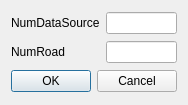
The window that databaseroadinfodialog.ui (SevenLines/Tube) describes before a commit, drawn with Qt 5.
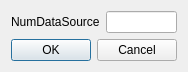
The same window after the commit.

```diff
--- a/databaseroadinfodialog.ui
+++ b/databaseroadinfodialog.ui
@@ -7,7 +7,7 @@
     <x>0</x>
     <y>0</y>
     <width>184</width>
-    <height>105</height>
+    <height>67</height>
    </rect>
   </property>
   <property name="windowTitle">
@@ -24,17 +24,7 @@
    <item row="0" column="1">
     <widget class="QLineEdit" name="edtNumDataSource"/>
    </item>
-   <item row="1" column="0">
-    <widget class="QLabel" name="label_2">
-     <property name="text">
-      <string>NumRoad</string>
-     </property>
-    </widget>
-   </item>
-   <item row="1" column="1">
-    <widget class="QLineEdit" name="edtNumRoad"/>
-   </item>
-   <item row="2" column="0" colspan="2">
+   <item row="1" column="0" colspan="2">
     <widget class="QDialogButtonBox" name="buttonBox">
      <property name="orientation">
       <enum>Qt::Horizontal</enum>
```
Left out of the diff: 14 changed lines with no effect on the pictures.
